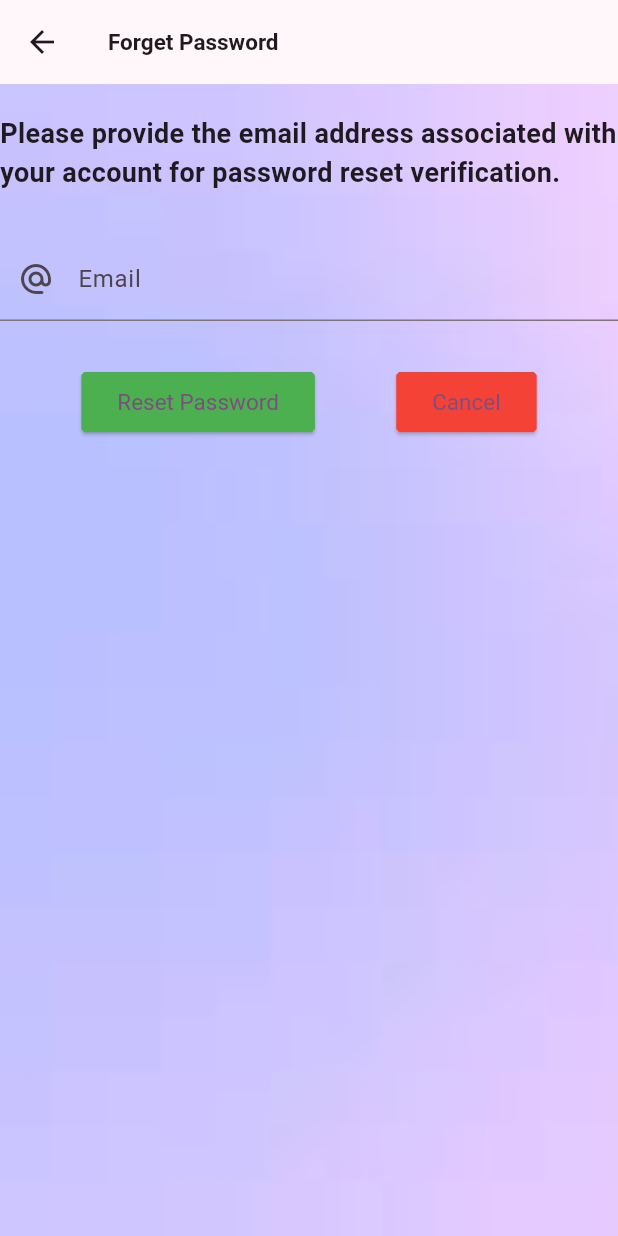
After one commit to srisudhanl/new_main_project, a Flutter app: the ForgetPasswordScreen screen opened directly, on a phone screen of 412 x 824 dp. The commit adds this screen. Run offline on Flutter 3.47's test engine with Material 3 defaults, Android fonts, the phone set to English and light mode, and no system bars; our stand-ins replace animated_text_kit, another_flutter_splash_screen, cloud_firestore, firebase_auth, firebase_core, fluttertoast; accounts and stored records are empty.

Commit message:
added forget password functionality in login screen except admin login

```diff
--- /dev/null
+++ b/lib/forget_password_screen.dart
@@ -0,0 +1,94 @@
+import 'package:firebase_auth/firebase_auth.dart';
+import 'package:flutter/material.dart';
+import 'package:main_project1/toast_manager.dart';
+
+class ForgetPasswordScreen extends StatefulWidget {
+  const ForgetPasswordScreen({super.key});
+
+  @override
+  State<ForgetPasswordScreen> createState() => _ForgetPasswordScreenState();
+}
+
+class _ForgetPasswordScreenState extends State<ForgetPasswordScreen> {
+  final TextEditingController _emailController = TextEditingController();
+  final FirebaseAuth _auth = FirebaseAuth.instance;
+
+  Future<void> _resetPassword(BuildContext context) async {
+    try {
+      await _auth.sendPasswordResetEmail(email: _emailController.text.trim());
+      ToastManager.showToastShort(msg: 'Password reset email sent. Check your inbox.');
+    } catch (error) {
+      ToastManager.showToastShort(msg: 'Failed to send password reset email: $error');
+    }
+  }
+
+  @override
+  Widget build(BuildContext context) {
+    return Scaffold(
+      appBar: AppBar(
+        title: const Text(
+          'Forget Password',
+          style: TextStyle(
+            fontWeight: FontWeight.bold,
+            fontSize: 15.0,
+          ),
+        ),
+      ),
+      body: Container(
+        width: double.infinity,
+        height: double.infinity,
+        decoration: const BoxDecoration(image: DecorationImage(image: AssetImage("assets/background.jpeg"), fit: BoxFit.cover)),
+        child: Column(
+          mainAxisAlignment: MainAxisAlignment.start,
+          mainAxisSize: MainAxisSize.min,
+          children: [
+            const SizedBox(
+              height: 20,
+            ),
+            const Text(
+              "Please provide the email address associated with your account for password reset verification.",
+              style: TextStyle(
+                fontWeight: FontWeight.bold,
+                fontSize: 18.0,
+              ),
+            ),
+            const SizedBox(
+              height: 30,
+            ),
+            TextField(
+              controller: _emailController,
+              decoration: const InputDecoration(labelText: "Email", prefixIcon: Icon(Icons.alternate_email_rounded)),
+              keyboardType: TextInputType.emailAddress,
+            ),
+            const SizedBox(
+              height: 30,
+            ),
+            Row(
+              mainAxisAlignment: MainAxisAlignment.spaceEvenly,
+              children: [
+                ElevatedButton(
+                  onPressed: () => _resetPassword(context),
+                  style: ElevatedButton.styleFrom(
+                    backgroundColor: Colors.green,
+                    textStyle: const TextStyle(color: Colors.white, fontSize: 15.0),
+                    shape: const BeveledRectangleBorder(borderRadius: BorderRadius.all(Radius.circular(2))),
+                  ),
+                  child: const Text("Reset Password"),
+                ),
+                ElevatedButton(
+                  onPressed: () => Navigator.pop(context),
+                  style: ElevatedButton.styleFrom(
+                    backgroundColor: Colors.red,
+                    textStyle: const TextStyle(color: Colors.white, fontSize: 15.0),
+                    shape: const BeveledRectangleBorder(borderRadius: BorderRadius.all(Radius.circular(2))),
+                  ),
+                  child: const Text("Cancel"),
+                ),
+              ],
+            )
+          ],
+        ),
+      ),
+    );
+  }
+}
```
Also changed, not shown: lib/logins/MBAlogin.dart (+14 -0 lines), lib/logins/engineeringlogin.dart (+93 -91 lines), lib/logins/studentlogin.dart (+14 -0 lines), lib/logins/userlogin.dart (+14 -0 lines).
